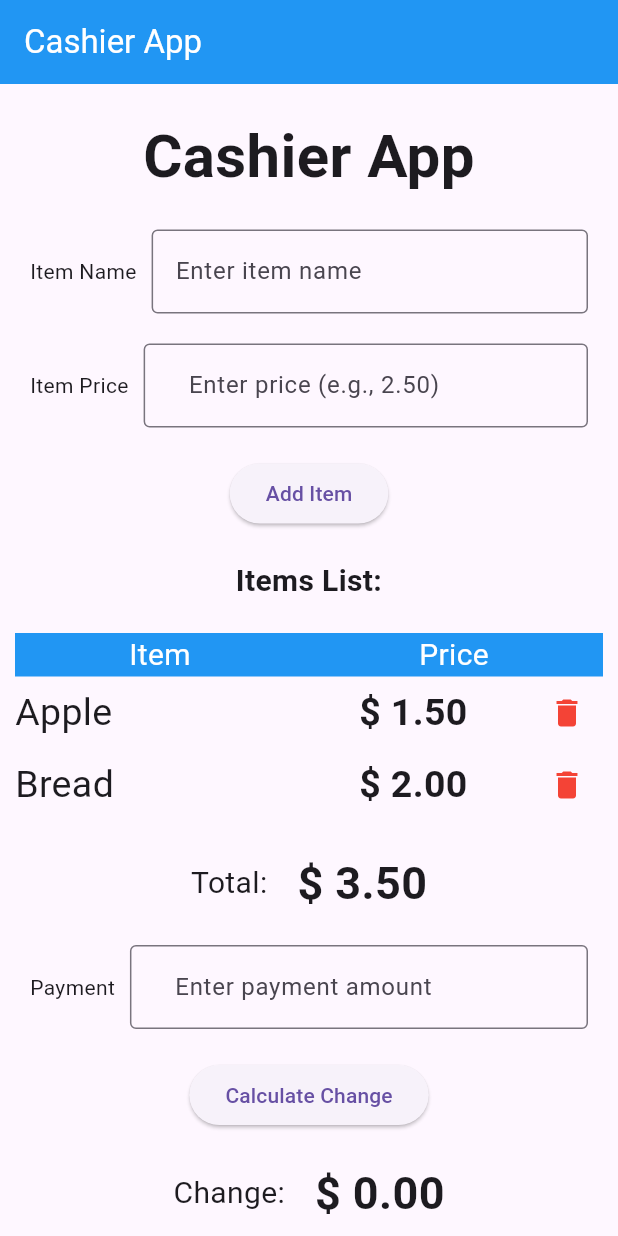
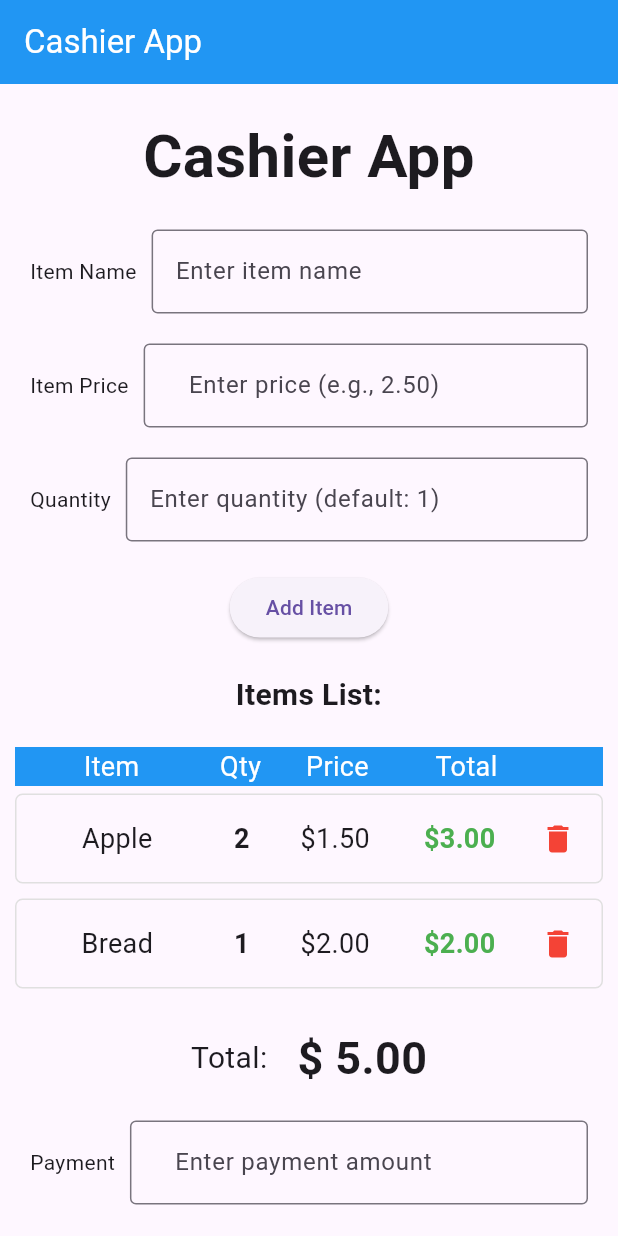
Before and after one commit to TeddyTjoe1990/CSE-499-Project, a Flutter app: the screen it shows after launch, after a tap on "Add Item", on a phone screen of 412 x 824 dp. Run offline on Flutter 3.47's test engine with Material 3 defaults, Android fonts, the phone set to English and light mode, and no system bars.

Commit message:
implement quantity field, total price calculation, and enhanced item display

```diff
--- a/app/lib/features/ItemsAndPayment/main.dart
+++ b/app/lib/features/ItemsAndPayment/main.dart
@@ -6,15 +6,16 @@ void main() {
   runApp(const MainApp());
 }
 
-Item apple = Item("Apple", 1.50);
-Item bread = Item("Bread", 2.00);
+Item apple = Item("Apple", 1.50, quantity: 2);
+Item bread = Item("Bread", 2.00, quantity: 1);
 
 List<Item> items = [apple, bread];
 
 double totalPrice() {
   double total = 0.0;
   for (var item in items) {
-    total += item.price; // Asegúrate de castear el precio a double
+    total += item
+        .totalPrice; // Usa el nuevo método totalPrice que considera cantidad
   }
   return total;
 }
@@ -24,12 +25,14 @@ final myController = TextEditingController();
 class _MainAppState extends State<MainApp> {
   final itemNameController = TextEditingController();
   final itemPriceController = TextEditingController();
+  final quantityController = TextEditingController();
   double change = 0.0;
 
   @override
   void dispose() {
     itemNameController.dispose();
     itemPriceController.dispose();
+    quantityController.dispose();
     myController.dispose();
     super.dispose();
   }
@@ -109,6 +112,32 @@ class _MainAppState extends State<MainApp> {
                 height: 20,
               ),
               Row(
+                children: [
+                  SizedBox(
+                    width: 20,
+                  ),
+                  Text("Quantity"),
+                  SizedBox(
+                    width: 10,
+                  ),
+                  Expanded(
+                      child: TextField(
+                    controller: quantityController,
+                    keyboardType: TextInputType.number,
+                    decoration: InputDecoration(
+                      hintText: "Enter quantity (default: 1)",
+                      border: OutlineInputBorder(),
+                    ),
+                  )),
+                  SizedBox(
+                    width: 20,
+                  ),
+                ],
+              ),
+              SizedBox(
+                height: 20,
+              ),
+              Row(
                 mainAxisAlignment: MainAxisAlignment.center,
                 mainAxisSize: MainAxisSize.min,
                 children: [
@@ -116,6 +145,7 @@ class _MainAppState extends State<MainApp> {
                     onPressed: () {
                       String itemName = itemNameController.text.trim();
                       String priceText = itemPriceController.text.trim();
+                      String quantityText = quantityController.text.trim();
 
                       if (itemName.isEmpty) {
                         ScaffoldMessenger.of(context).showSnackBar(
@@ -132,15 +162,30 @@ class _MainAppState extends State<MainApp> {
                         return;
                       }
 
+                      int quantity = 1; // Default quantity
+                      if (quantityText.isNotEmpty) {
+                        int? parsedQuantity = int.tryParse(quantityText);
+                        if (parsedQuantity == null || parsedQuantity <= 0) {
+                          ScaffoldMessenger.of(context).showSnackBar(
+                            SnackBar(
+                                content: Text("Please enter a valid quantity")),
+                          );
+                          return;
+                        }
+                        quantity = parsedQuantity;
+                      }
+
                       setState(() {
-                        items.add(Item(itemName, price));
+                        items.add(Item(itemName, price, quantity: quantity));
                         itemNameController.clear();
                         itemPriceController.clear();
+                        quantityController.clear();
                       });
 
                       ScaffoldMessenger.of(context).showSnackBar(
                         SnackBar(
-                            content: Text("$itemName added successfully!")),
+                            content: Text(
+                                "$quantity x $itemName added successfully!")),
                       );
                     },
                     child: Text("Add Item"),
@@ -162,12 +207,28 @@ class _MainAppState extends State<MainApp> {
                 margin: EdgeInsets.symmetric(horizontal: 10.0),
                 color: Colors.blue,
                 child: Row(
-                  mainAxisAlignment: MainAxisAlignment.spaceAround,
                   children: [
-                    Text("Item",
-                        style: TextStyle(fontSize: 20, color: Colors.white)),
-                    Text("Price",
-                        style: TextStyle(fontSize: 20, color: Colors.white))
+                    Expanded(
+                        flex: 3,
+                        child: Text("Item",
+                            style: TextStyle(fontSize: 18, color: Colors.white),
+                            textAlign: TextAlign.center)),
+                    Expanded(
+                        flex: 1,
+                        child: Text("Qty",
+                            style: TextStyle(fontSize: 18, color: Colors.white),
+                            textAlign: TextAlign.center)),
+                    Expanded(
+                        flex: 2,
+                        child: Text("Price",
+                            style: TextStyle(fontSize: 18, color: Colors.white),
+                            textAlign: TextAlign.center)),
+                    Expanded(
+                        flex: 2,
+                        child: Text("Total",
+                            style: TextStyle(fontSize: 18, color: Colors.white),
+                            textAlign: TextAlign.center)),
+                    SizedBox(width: 48), // Space for delete button
                   ],
                 ),
               ),
@@ -176,19 +237,43 @@ class _MainAppState extends State<MainApp> {
                   int index = entry.key;
                   Item item = entry.value;
                   return Container(
-                      margin: EdgeInsets.symmetric(horizontal: 10.0),
+                      margin:
+                          EdgeInsets.symmetric(horizontal: 10.0, vertical: 5.0),
+                      padding: EdgeInsets.all(5.0),
+                      decoration: BoxDecoration(
+                        border: Border.all(color: Colors.grey.shade300),
+                        borderRadius: BorderRadius.circular(5.0),
+                      ),
                       child: Row(
-                        mainAxisAlignment: MainAxisAlignment.spaceAround,
                         children: [
                           Expanded(
-                            flex: 2,
-                            child:
-                                Text(item.name, style: TextStyle(fontSize: 25)),
+                            flex: 3,
+                            child: Text(item.name,
+                                style: TextStyle(fontSize: 18),
+                                textAlign: TextAlign.center),
                           ),
                           Expanded(
-                            child: Text("\$ " + item.price.toStringAsFixed(2),
+                            flex: 1,
+                            child: Text("${item.quantity}",
                                 style: TextStyle(
-                                    fontSize: 25, fontWeight: FontWeight.bold)),
+                                    fontSize: 18, fontWeight: FontWeight.bold),
+                                textAlign: TextAlign.center),
+                          ),
+                          Expanded(
+                            flex: 2,
+                            child: Text("\$${item.price.toStringAsFixed(2)}",
+                                style: TextStyle(fontSize: 18),
+                                textAlign: TextAlign.center),
+                          ),
+                          Expanded(
+                            flex: 2,
+                            child: Text(
+                                "\$${item.totalPrice.toStringAsFixed(2)}",
+                                style: TextStyle(
+                                    fontSize: 18,
+                                    fontWeight: FontWeight.bold,
+                                    color: Colors.green),
+                                textAlign: TextAlign.center),
                           ),
                           IconButton(
                             onPressed: () {
@@ -373,6 +458,7 @@ class _MainAppState extends State<MainApp> {
                         myController.clear();
                         itemNameController.clear();
                         itemPriceController.clear();
+                        quantityController.clear();
                         change = 0.0;
                       });
                       ScaffoldMessenger.of(context).showSnackBar(
--- a/app/lib/features/ItemsAndPayment/models/item.dart
+++ b/app/lib/features/ItemsAndPayment/models/item.dart
@@ -1,6 +1,9 @@
 class Item {
   String name;
   double price;
+  int quantity;
 
-  Item(this.name, this.price);
+  Item(this.name, this.price, {this.quantity = 1});
+
+  double get totalPrice => price * quantity;
 }
```
